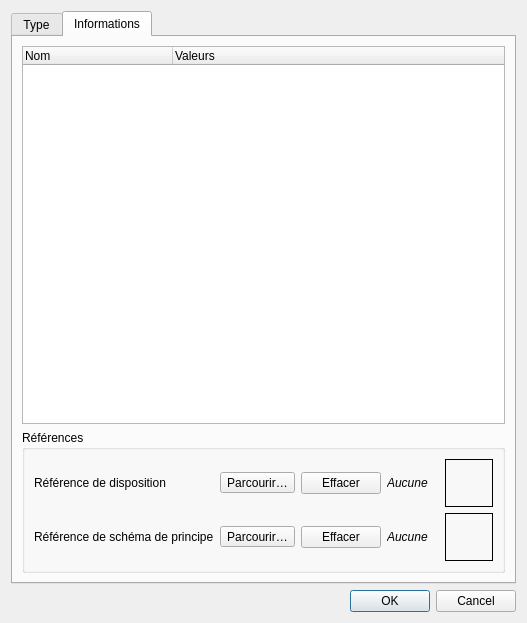
Old version of the form sources/editor/ui/elementpropertieseditorwidget.ui in the repository IBSYSLevi/qelectrotech-source-mirror.
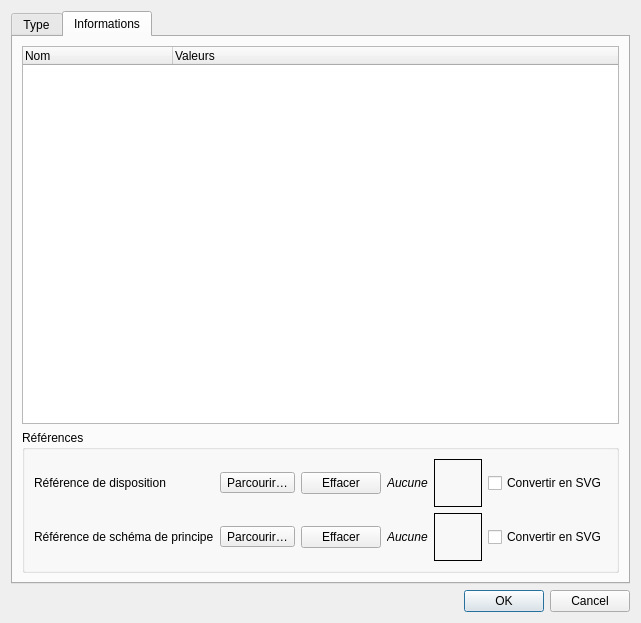
New version of the form. The open tabs and pages were chosen to show the change.

Diff of the .ui file:
```diff
--- a/sources/editor/ui/elementpropertieseditorwidget.ui
+++ b/sources/editor/ui/elementpropertieseditorwidget.ui
@@ -320,6 +320,13 @@
             </property>
            </widget>
           </item>
+          <item row="0" column="5">
+           <widget class="QCheckBox" name="m_layout_reference_convert_cb">
+            <property name="text">
+             <string>Convertir en SVG</string>
+            </property>
+           </widget>
+          </item>
           <item row="1" column="0">
            <widget class="QLabel" name="label_principle_reference">
             <property name="text">
@@ -378,6 +385,13 @@
             </property>
            </widget>
           </item>
+          <item row="1" column="5">
+           <widget class="QCheckBox" name="m_principle_reference_convert_cb">
+            <property name="text">
+             <string>Convertir en SVG</string>
+            </property>
+           </widget>
+          </item>
          </layout>
         </widget>
        </item>
```
